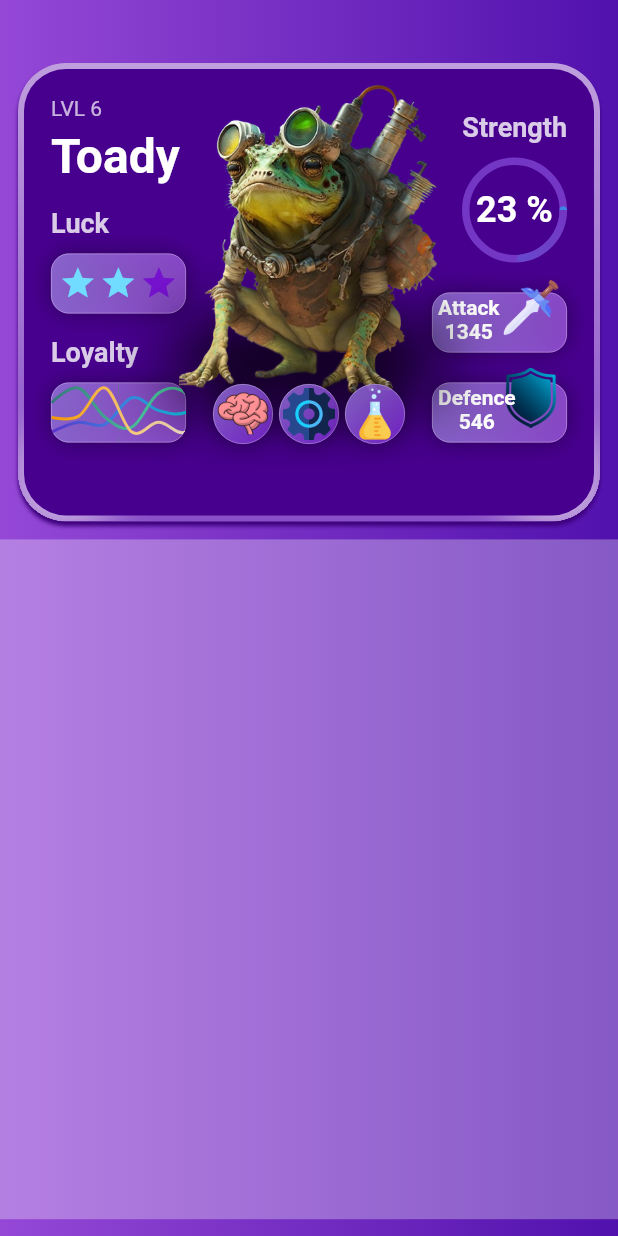
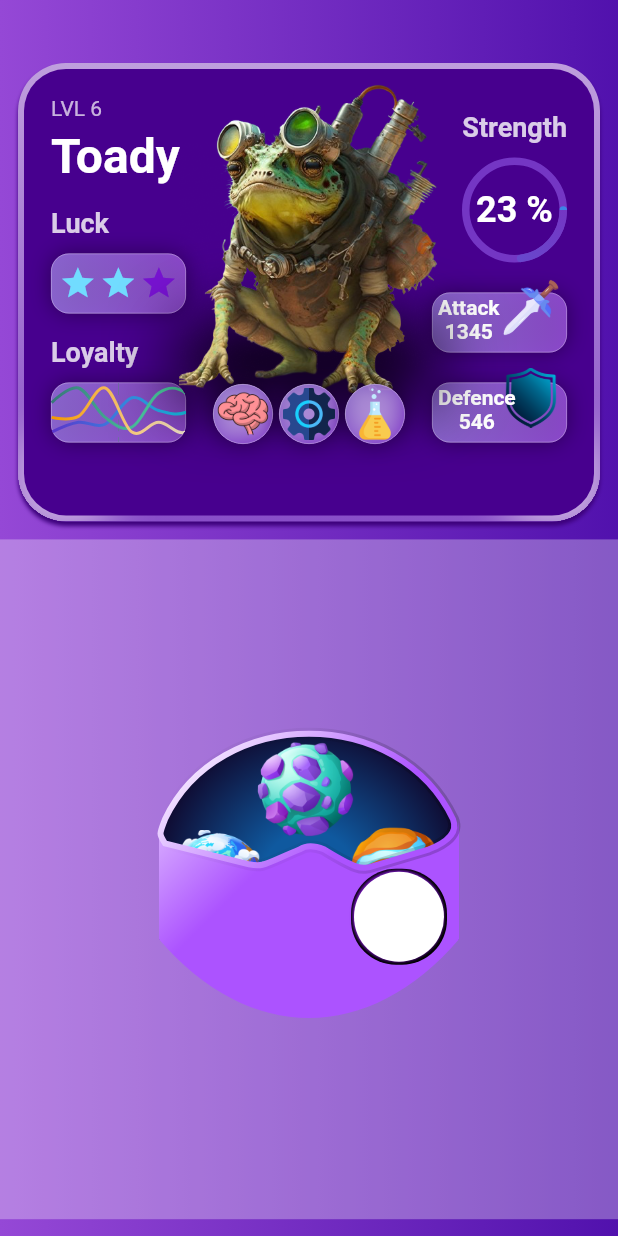
Before and after one commit to denissavishchev/character_page, a Flutter app: the screen it shows after launch, on a phone screen of 412 x 824 dp. Run offline on Flutter 3.47's test engine with Material 2 defaults, Android fonts, the light colour scheme and no system bars; drawn by our look-alikes of fl_chart, flutter_rating_bar, sleek_circular_slider.

Commit message:
type widget without buttons

```diff
--- a/lib/character_window.dart
+++ b/lib/character_window.dart
@@ -148,7 +148,8 @@ class CharacterWindow extends StatelessWidget {
                           ],
                         ),
                       ),
-                    )),
+                    ),
+                ),
               ],
             ),
           ),
--- a/lib/settings_window.dart
+++ b/lib/settings_window.dart
@@ -1,6 +1,7 @@
+import 'package:character_page/widgets/type_widget.dart';
 import 'package:flutter/material.dart';
 
-class SettingsWindow extends StatelessWidget {
+class SettingsWindow extends StatefulWidget {
   const SettingsWindow({
     super.key,
     required this.size,
@@ -9,11 +10,128 @@ class SettingsWindow extends StatelessWidget {
   final Size size;
 
   @override
+  State<SettingsWindow> createState() => _SettingsWindowState();
+}
+
+class _SettingsWindowState extends State<SettingsWindow> {
+
+  double turns = 0.0;
+
+  @override
   Widget build(BuildContext context) {
     return Container(
-      width: size.width,
-      height: size.height * 0.55,
+      width: widget.size.width,
+      height: widget.size.height * 0.55,
       color: Colors.white.withOpacity(0.3),
+      child: Row(
+        mainAxisAlignment: MainAxisAlignment.spaceAround,
+        children: [
+          Container(
+            width: 200,
+            height: 200,
+            color: Colors.transparent,
+            child: Stack(
+              children: [
+                CustomPaint(
+                  foregroundPainter: TypeWidget(),
+                  child: Stack(
+                    children: [
+                      Container(
+                        width: 200,
+                        height: 200,
+                        color: Colors.transparent,
+                        child: CustomPaint(
+                          painter: BackGroundWidget(),
+                        ),
+                      ),
+                      AnimatedRotation(
+                        turns: turns,
+                        duration: const Duration(milliseconds: 500),
+                        curve: Curves.easeInOut,
+                        child: Stack(
+                          children: [
+                            Positioned(
+                              left: 8,
+                                top: 65,
+                                child: SizedBox(
+                                  width: 65,
+                                    height: 65,
+                                    child: Image.asset('assets/images/blue.png'))),
+                            Positioned(
+                                right: 8,
+                                top: 65,
+                                child: SizedBox(
+                                    width: 65,
+                                    height: 65,
+                                    child: Image.asset('assets/images/orange.png'))),
+                            Positioned(
+                                left: 65,
+                                top: 8,
+                                child: SizedBox(
+                                    width: 65,
+                                    height: 65,
+                                    child: Image.asset('assets/images/purple.png'))),
+                            Positioned(
+                                left: 65,
+                                bottom: 8,
+                                child: SizedBox(
+                                    width: 65,
+                                    height: 65,
+                                    child: Image.asset('assets/images/red.png'))),
+                          ],
+                        ),
+                      ),
+                    ],
+                  ),
+                ),
+                // Positioned(
+                //   left: 0,
+                //   bottom: 60,
+                //   child: ElevatedButton(onPressed: () {
+                //     setState(() {
+                //       turns += -(1 / 4);
+                //     });
+                //   }, child: const Text('Left')),
+                // ),
+                // Positioned(
+                //   right: 0,
+                //   bottom: 60,
+                //   child: ElevatedButton(onPressed: () {
+                //     setState(() {
+                //       turns += 1 / 4;
+                //     });
+                //   }, child: const Text('Right')),
+                // ),
+                Positioned(
+                  right: 10,
+                  bottom: 45,
+                  child: Container(
+                    width: 60,
+                    height: 60,
+                    decoration: const BoxDecoration(
+                      color: Colors.white,
+                      borderRadius: BorderRadius.all(Radius.circular(30)),
+                      boxShadow: [
+                        BoxShadow(
+                          color: Colors.black,
+                          spreadRadius: 2
+                        ),
+                        BoxShadow(
+                            color: Color(0xff7414ba),
+                            spreadRadius: 0.5,
+                          blurRadius: 1,
+                          offset: Offset(-0.5, -0.5)
+                        ),
+                      ]
+                    ),
+                  ),
+                ),
+              ],
+            ),
+          ),
+
+        ],
+      ),
     );
   }
 }
--- a/lib/widgets/ability_widget.dart
+++ b/lib/widgets/ability_widget.dart
@@ -58,7 +58,18 @@ class AbilityItem extends StatelessWidget {
             )
           ]
       ),
-      child: Image.asset('assets/images/$image.png'),
+      child: Container(
+        width: 30,
+          height: 30,
+          decoration: BoxDecoration(
+              boxShadow: [
+                BoxShadow(
+                  color: const Color(0xffdfd0ee).withOpacity(0.5),
+                  blurRadius: 12,
+                )
+              ]
+          ),
+          child: Image.asset('assets/images/$image.png')),
     );
   }
 }
```
Also changed, not shown: lib/widgets/type_widget.dart (added, +132 -0 lines), assets/images/blue.png (added), assets/images/orange.png (added), assets/images/purple.png (added), assets/images/red.png (added), assets/images/white.png (added).
